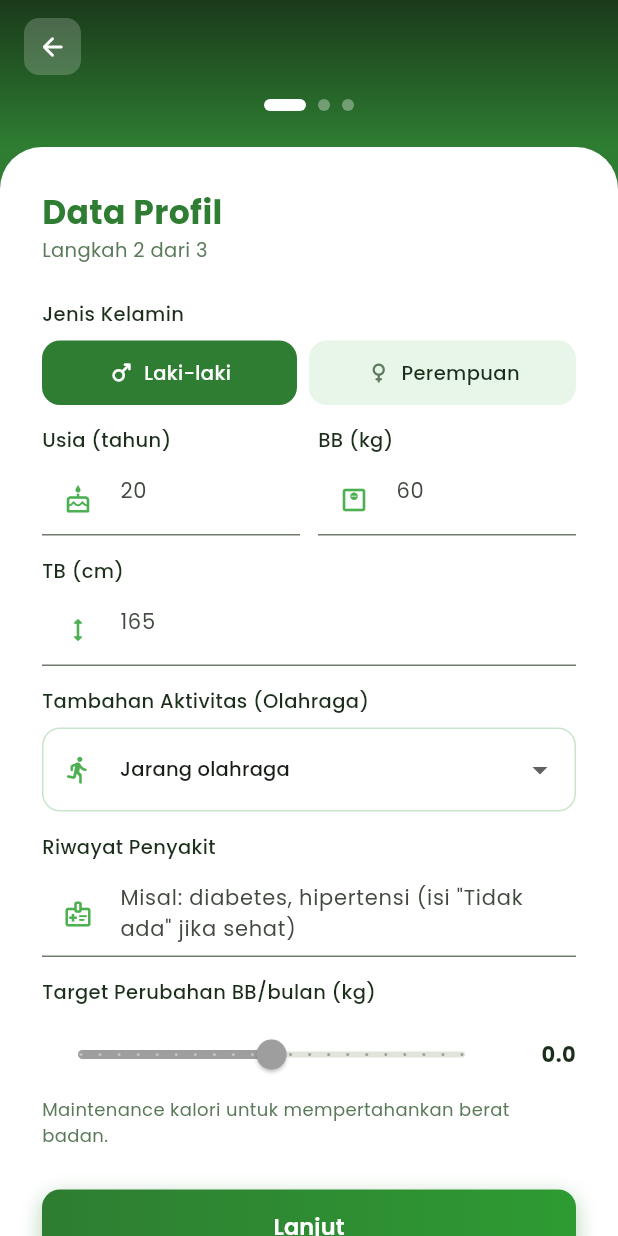
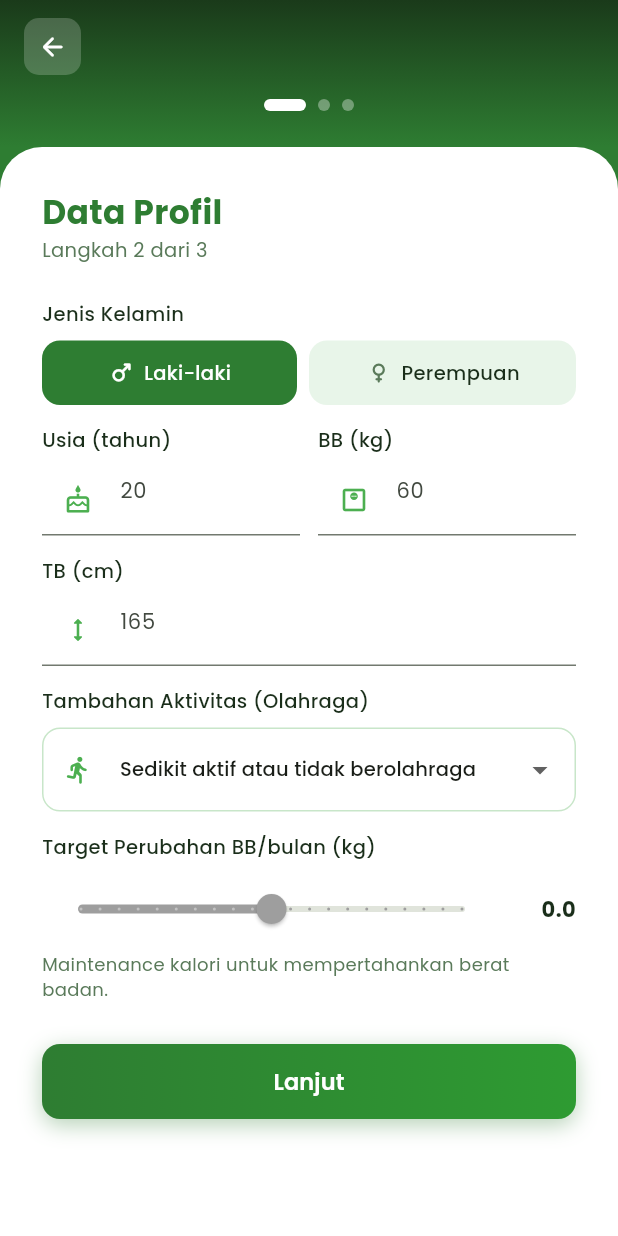
Before and after one commit to Nnurvyy/A6-Aplikasi-Manajemen-Kalori-dan-Nutrisi, a Flutter app: the RegisterView screen opened directly, swiped to page 2, on a phone screen of 412 x 824 dp. Run offline on Flutter 3.47's test engine with Material 3 defaults, Android fonts, the light colour scheme and no system bars; our stand-ins replace google_fonts, hive, hive_flutter, image_picker; missing offline and left inert: flutter_vision; accounts and stored records are empty.

Commit message:
fix: remove riwayat penyakit field from register form

```diff
--- a/lib/features/auth/auth_controller.dart
+++ b/lib/features/auth/auth_controller.dart
@@ -32,7 +32,7 @@ class AuthController extends ChangeNotifier {
 
     await Future.delayed(const Duration(milliseconds: 500));
 
-    final user = HiveService.users.values.firstWhere(
+    final user = HiveService.users.values.whereType<UserModel>().firstWhere(
       (u) => u.email.toLowerCase() == email.toLowerCase() &&
              u.password == password,
       orElse: () => UserModel(
@@ -71,7 +71,6 @@ class AuthController extends ChangeNotifier {
     required int age,
     required String gender,
     required String activityLevel,
-    required String medicalHistory,
     required DateTime birthDate,
     double targetWeightGainPerMonth = 0,
   }) async {
@@ -108,7 +107,6 @@ class AuthController extends ChangeNotifier {
       age: age,
       gender: gender,
       activityLevel: activityLevel,
-      medicalHistory: medicalHistory,
       birthDate: birthDate,
       dailyCalorieNeed: dailyCalorieNeed,
       targetWeightGainPerMonth: targetWeightGainPerMonth,
--- a/lib/features/auth/register_view.dart
+++ b/lib/features/auth/register_view.dart
@@ -30,8 +30,7 @@ class _RegisterViewState extends State<RegisterView> {
   final _ageCtrl = TextEditingController();
   final _weightCtrl = TextEditingController();
   final _heightCtrl = TextEditingController();
-  String _activityLevel = 'Jarang olahraga';
-  final _medHistory = TextEditingController();
+  String _activityLevel = 'Sedikit aktif atau tidak berolahraga';
   double _targetWeight = 0;
   final _form2Key = GlobalKey<FormState>();
 
@@ -41,11 +40,11 @@ class _RegisterViewState extends State<RegisterView> {
   int _selectedDay = 1;
 
   final List<String> _activityLevels = [
-    'Jarang olahraga',
-    'Olahraga ringan (1-3 kali seminggu)',
-    'Olahraga sedang (3-5 kali seminggu)',
-    'Olahraga berat (6-7 hari seminggu / ngegym)',
-    'Sangat berat (latihan fisik ekstra / atlet)',
+    'Sedikit aktif atau tidak berolahraga',
+    'Olahraga ringan (1-3 hari/minggu)',
+    'Cukup aktif (olahraga sekitar 3-5 hari/minggu)',
+    'Sangat aktif (olahraga berat/olahraga 6-7 hari seminggu)',
+    'Ekstra aktif (Berolahraga secara berat disertai pekerjaan fisik)',
   ];
 
   final List<String> _months = [
@@ -63,7 +62,6 @@ class _RegisterViewState extends State<RegisterView> {
     _ageCtrl.dispose();
     _weightCtrl.dispose();
     _heightCtrl.dispose();
-    _medHistory.dispose();
     super.dispose();
   }
 
@@ -104,7 +102,6 @@ class _RegisterViewState extends State<RegisterView> {
       age: int.tryParse(_ageCtrl.text) ?? 20,
       gender: _gender,
       activityLevel: _activityLevel,
-      medicalHistory: _medHistory.text.isEmpty ? 'Tidak ada' : _medHistory.text,
       birthDate: DateTime(_selectedYear, _selectedMonth, _selectedDay),
       targetWeightGainPerMonth: _targetWeight,
     );
@@ -407,14 +404,6 @@ class _RegisterViewState extends State<RegisterView> {
               ),
             ),
             const SizedBox(height: 14),
-            NtTextField(
-              label: 'Riwayat Penyakit',
-              hint: 'Misal: diabetes, hipertensi (isi "Tidak ada" jika sehat)',
-              controller: _medHistory,
-              maxLines: 2,
-              prefixIcon: Icons.medical_information_outlined,
-            ),
-            const SizedBox(height: 14),
             Text('Target Perubahan BB/bulan (kg)',
                 style: GoogleFonts.poppins(
                     fontSize: 13,
--- a/lib/features/dashboard/dashboard_controller.dart
+++ b/lib/features/dashboard/dashboard_controller.dart
@@ -78,7 +78,7 @@ class DashboardController {
 
   // ── Kalori data (nanti dihitung dari recentFoodHistory) ──
   double kaloriConsumed = 760;
-  double kaloriTarget = 2000; // akan di-update dari profil user
+  double kaloriTarget = 2000.0; // akan di-update dari profil user
 
   double get kaloriPercentage =>
       (kaloriConsumed / kaloriTarget).clamp(0.0, 1.0);
--- a/lib/features/profile/profile_view.dart
+++ b/lib/features/profile/profile_view.dart
@@ -18,11 +18,11 @@ class _ProfileViewState extends State<ProfileView> {
   static const _bg = Color(0xFFF4FAF4);
 
   final List<String> _activityLevels = [
-    'Jarang olahraga',
-    'Olahraga ringan (1-3 kali seminggu)',
-    'Olahraga sedang (3-5 kali seminggu)',
-    'Olahraga berat (6-7 hari seminggu / ngegym)',
-    'Sangat berat (latihan fisik ekstra / atlet)',
+    'Sedikit aktif atau tidak berolahraga',
+    'Olahraga ringan (1-3 hari/minggu)',
+    'Cukup aktif (olahraga sekitar 3-5 hari/minggu)',
+    'Sangat aktif (olahraga berat/olahraga 6-7 hari seminggu)',
+    'Ekstra aktif (Berolahraga secara berat disertai pekerjaan fisik)',
   ];
 
   void _editProfil(UserModel user) {
@@ -254,7 +254,6 @@ class _ProfileViewState extends State<ProfileView> {
                                 age: a ?? user.age,
                                 weight: w ?? user.weight,
                                 activityLevel: selectedActivity,
-                                medicalHistory: user.medicalHistory,
                                 birthDate: user.birthDate,
                                 dailyCalorieNeed: newCal,
                                 targetWeightGainPerMonth: target,
@@ -344,7 +343,7 @@ class _ProfileViewState extends State<ProfileView> {
             body: Center(child: CircularProgressIndicator()),
           );
         }
-        final kaloriTarget = user.dailyCalorieNeed ?? 2000;
+        final kaloriTarget = user.dailyCalorieNeed ?? 2000.0;
         final macros = user.macroTargets;
 
         return Scaffold(
```
Also changed, not shown: lib/features/auth/models/user_model.dart (+8 -14 lines), lib/features/dashboard/dashboard_view.dart (+5 -4 lines), lib/helpers/calorie_helper.dart (+26 -13 lines).
